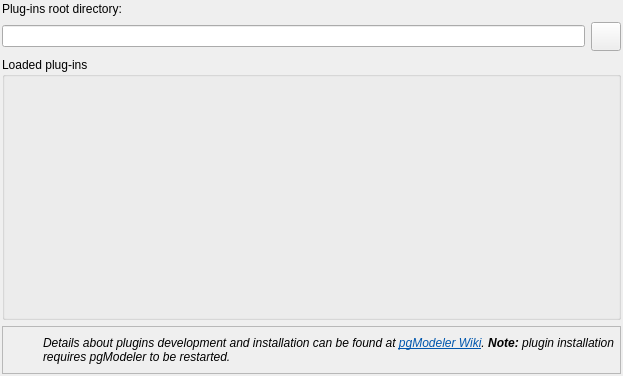
Before: the Qt Designer form libpgmodeler_ui/ui/pluginsconfigwidget.ui in pgmodeler/pgmodeler, drawn with Qt 5.
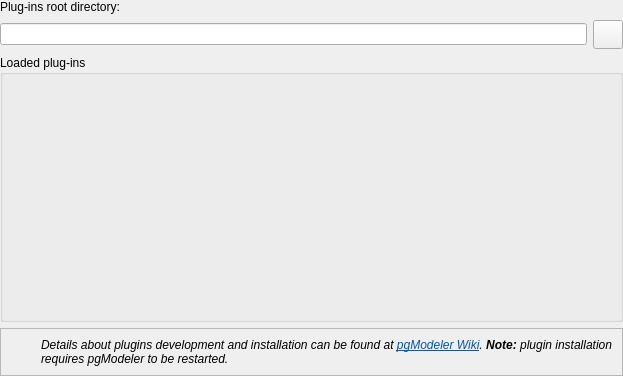
After: the same form once the commit is applied. Icons and pictures are not drawn.

The edit to the form file:
```diff
--- a/libpgmodeler_ui/ui/pluginsconfigwidget.ui
+++ b/libpgmodeler_ui/ui/pluginsconfigwidget.ui
@@ -14,8 +14,17 @@
    <string>Form</string>
   </property>
   <layout class="QGridLayout" name="gridLayout_3">
-   <property name="margin">
-    <number>2</number>
+   <property name="leftMargin">
+    <number>0</number>
+   </property>
+   <property name="topMargin">
+    <number>0</number>
+   </property>
+   <property name="rightMargin">
+    <number>0</number>
+   </property>
+   <property name="bottomMargin">
+    <number>0</number>
    </property>
    <property name="spacing">
     <number>6</number>
```
Left out of the diff: 11 changed lines with no effect on the pictures.
